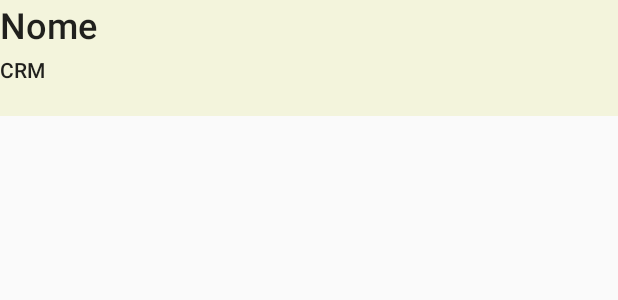
After one commit to MDLago/5S-ProgramacaoAndroid, an Android app: the layout recycle_layout_listar_medico.xml on its own in the app's theme, with its tools: preview values and no code run, on a phone screen of 412 x 824 dp. The commit adds this screen. Shown: the top 300 px of the screen. Run offline under Robolectric (Android 15) with nearby library versions, the phone set to English and light mode, and no system bars.

Commit message:
Recycle viewer

```diff
--- a/HealthCheck/app/src/main/java/br/univali/prog/healthcheck/adapters/ListaMedicoAdapter.java
+++ b/HealthCheck/app/src/main/java/br/univali/prog/healthcheck/adapters/ListaMedicoAdapter.java
@@ -27,9 +27,9 @@ public class ListaMedicoAdapter extends RecyclerView.Adapter<ListaMedicoAdapter.
     //region Obrigatório
     @NonNull
     @Override
-    public MyViewHolder onCreateViewHolder(@NonNull ViewGroup parent, int viewType) {
+    public MyViewHolder onCreateViewHolder(@NonNull ViewGroup viewGroup, int viewType) {
 
-        View v = layoutInflater.inflate(R.layout.listar_medico_layout, parent,false);
+        View v = layoutInflater.inflate(R.layout.recycle_layout_listar_medico, viewGroup,false);
         MyViewHolder mvh = new MyViewHolder(v);
 
         return mvh;
--- a/HealthCheck/app/src/main/java/br/univali/prog/healthcheck/listar/ListarMedico.java
+++ b/HealthCheck/app/src/main/java/br/univali/prog/healthcheck/listar/ListarMedico.java
@@ -33,6 +33,7 @@ public class ListarMedico extends AppCompatActivity {
         rv_ListaMedico.setLayoutManager(getLinearLayout());
         rv_ListaMedico.setAdapter(rvAdapter());
 
+
     }
 
     //tempo, 0 = curto, 1 = longo
--- /dev/null
+++ b/HealthCheck/app/src/main/res/layout/recycle_layout_listar_medico.xml
@@ -0,0 +1,50 @@
+<?xml version="1.0" encoding="utf-8"?>
+<LinearLayout
+    xmlns:android="http://schemas.android.com/apk/res/android"
+    android:layout_width="match_parent"
+    android:layout_height="wrap_content"
+    android:background="#55E3E6A0"
+    android:orientation="vertical">
+
+    <LinearLayout
+        android:layout_width="match_parent"
+        android:layout_height="match_parent"
+        android:orientation="horizontal">
+
+        <TextView
+            android:id="@+id/tv_nomeMedico"
+            android:layout_width="100dp"
+            android:layout_height="wrap_content"
+            android:text="@string/nome"
+            android:textAppearance="@style/TextAppearance.AppCompat.Body2"
+            android:textSize="24sp" />
+
+        <TextView
+            android:id="@+id/tvListarMedicoNome"
+            android:layout_width="match_parent"
+            android:layout_height="wrap_content"
+            android:textAppearance="@style/TextAppearance.AppCompat.Medium"
+            android:textSize="24sp" />
+    </LinearLayout>
+
+    <LinearLayout
+        android:layout_width="match_parent"
+        android:layout_height="wrap_content"
+        android:layout_marginBottom="20dp"
+        android:orientation="horizontal">
+
+        <TextView
+            android:id="@+id/tv_crmMedico"
+            android:layout_width="50dp"
+            android:layout_height="wrap_content"
+            android:text="@string/crm"
+            android:textAppearance="@style/TextAppearance.AppCompat.Body2" />
+
+        <TextView
+            android:id="@+id/tvListarMedicoCRM"
+            android:layout_width="match_parent"
+            android:layout_height="wrap_content"
+            android:textAppearance="@style/TextAppearance.AppCompat.Medium" />
+    </LinearLayout>
+
+</LinearLayout>
```
Also changed, not shown: HealthCheck/app/src/main/java/br/univali/prog/healthcheck/MainActivity.java (+8 -3 lines), HealthCheck/app/src/main/java/br/univali/prog/healthcheck/db/DB.java (+6 -1 lines), HealthCheck/app/src/main/res/layout/activity_listar_medico.xml (+4 -3 lines), HealthCheck/app/src/main/res/layout/listar_medico_layout.xml (deleted, +0 -17 lines).
